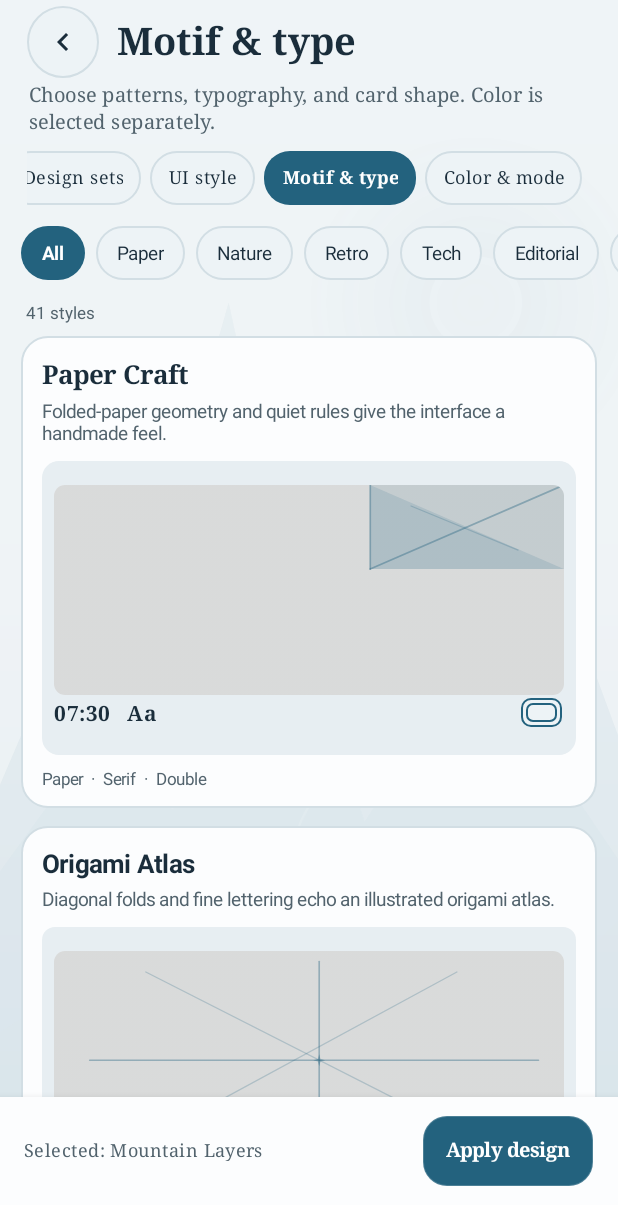
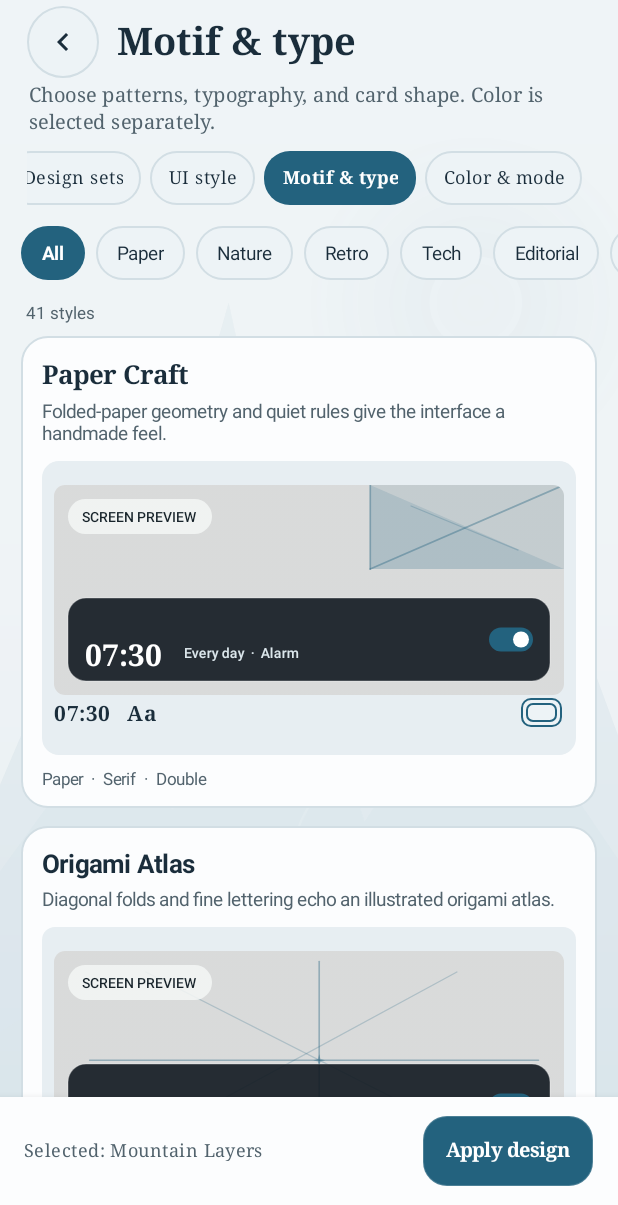
Before and after one commit to yuya02375-web/WakeGuard, an Android app: the VisualDesignPickerActivity screen opened directly, with no data from a screen before it, on a phone screen of 412 x 824 dp, the part 31-1236 px from its top. Run offline under Robolectric (Android 15) with nearby library versions, the phone set to English and light mode, and no system bars.

Commit message:
Fix blank alarm screen and refine visual previews

```diff
--- a/app/build.gradle.kts
+++ b/app/build.gradle.kts
@@ -10,8 +10,8 @@ android {
         applicationId = "jp.wakeguard.alarm"
         minSdk = 29
         targetSdk = 36
-        versionCode = 220
-        versionName = "2.17.12"
+        versionCode = 221
+        versionName = "2.17.13"
     }
 
     buildFeatures {
--- a/app/src/main/java/jp/wakeguard/alarm/ClockActivity.java
+++ b/app/src/main/java/jp/wakeguard/alarm/ClockActivity.java
@@ -1345,7 +1345,7 @@ public class ClockActivity extends Activity {
         ListView list=new ListView(this);list.setChoiceMode(ListView.CHOICE_MODE_SINGLE);list.setDivider(new android.graphics.drawable.ColorDrawable(Ui.BORDER));list.setDividerHeight(Ui.dp(this,1));
         ArrayAdapter<String> adapter=new ArrayAdapter<String>(this,android.R.layout.simple_list_item_single_choice,new ArrayList<>(folders)){
             @Override public View getView(int position,View convertView,ViewGroup parent){
-                CheckedTextView row=(CheckedTextView)super.getView(position,convertView,parent);row.setTextColor(Ui.TEXT);row.setTypeface(Ui.designTypeface(Typeface.NORMAL));row.setTextSize(16);row.setSingleLine(true);row.setEllipsize(android.text.TextUtils.TruncateAt.END);row.setMinHeight(Ui.dp(ClockActivity.this,56));row.setGravity(Gravity.CENTER_VERTICAL);row.setPadding(Ui.dp(ClockActivity.this,14),Ui.dp(ClockActivity.this,7),Ui.dp(ClockActivity.this,14),Ui.dp(ClockActivity.this,7));row.setBackground(Ui.round(Ui.SURFACE_2,12,ClockActivity.this));return row;
+                CheckedTextView row=(CheckedTextView)super.getView(position,convertView,parent);row.setTextColor(Ui.readableTextColor(Ui.TEXT,Ui.SURFACE_2));row.setTypeface(Ui.designTypeface(Typeface.NORMAL));row.setTextSize(16);row.setSingleLine(true);row.setEllipsize(android.text.TextUtils.TruncateAt.END);row.setMinHeight(Ui.dp(ClockActivity.this,56));row.setGravity(Gravity.CENTER_VERTICAL);row.setPadding(Ui.dp(ClockActivity.this,14),Ui.dp(ClockActivity.this,7),Ui.dp(ClockActivity.this,14),Ui.dp(ClockActivity.this,7));row.setBackground(Ui.roundStroke(Ui.SURFACE_2,Ui.BORDER,12,ClockActivity.this));if(Build.VERSION.SDK_INT>=21)row.setCheckMarkTintList(android.content.res.ColorStateList.valueOf(Ui.readableTextColor(Ui.ACCENT_2,Ui.SURFACE_2)));return row;
             }
         };list.setAdapter(adapter);
         FrameLayout listFrame=new FrameLayout(this);listFrame.addView(list,new FrameLayout.LayoutParams(-1,-1));TextView noFolder=Ui.text(this,I18n.tr(this,"フォルダーが見つかりません"),13,Ui.MUTED);noFolder.setGravity(Gravity.CENTER);listFrame.addView(noFolder,new FrameLayout.LayoutParams(-1,-1));list.setEmptyView(noFolder);
--- a/app/src/main/java/jp/wakeguard/alarm/PatternAtlas.java
+++ b/app/src/main/java/jp/wakeguard/alarm/PatternAtlas.java
@@ -45,10 +45,10 @@ final class PatternAtlas {
         Rect src = new Rect(Math.round(sourceLeft), Math.round(sourceTop),
                 Math.round(sourceRight), Math.round(sourceBottom));
         Paint paint = new Paint(Paint.ANTI_ALIAS_FLAG | Paint.FILTER_BITMAP_FLAG | Paint.DITHER_FLAG);
-        // Keep the main screen texture quiet, while letting the selection cards show the
-        // actual artwork at full strength. Picker previews pass an opaque source color.
+        // Keep the motif restrained on live screens, while letting selection cards show
+        // the artwork at full strength. Picker previews pass an opaque source color.
         paint.setAlpha(sourceAlpha >= 192 ? 220
-                : sourceAlpha <= 0 ? 0 : Math.max(72, Math.min(140, sourceAlpha)));
+                : sourceAlpha <= 0 ? 0 : Math.max(24, Math.min(112, sourceAlpha)));
         int save = canvas.save();
         canvas.clipRect(bounds);
         canvas.drawBitmap(bitmap, src, bounds, paint);
--- a/app/src/main/java/jp/wakeguard/alarm/Ui.java
+++ b/app/src/main/java/jp/wakeguard/alarm/Ui.java
@@ -164,6 +164,10 @@ public final class Ui {
         if (contrastRatio(preferred, background) >= minimumContrast) return preferred;
         int black = Color.BLACK, white = Color.WHITE;
         return contrastRatio(black, background) >= contrastRatio(white, background) ? black : white;
+    }
+
+    public static int readableTextColor(int preferred, int background) {
+        return readableColor(preferred, background, 4.5);
     }
 
     private static double contrastRatio(int foreground, int background) {
--- a/app/src/main/java/jp/wakeguard/alarm/VisualDesignArt.java
+++ b/app/src/main/java/jp/wakeguard/alarm/VisualDesignArt.java
@@ -12,9 +12,10 @@ final class VisualDesignArt {
     static boolean draw(Canvas canvas, String id, RectF bounds, Paint source) {
         if (canvas == null || id == null || bounds == null || bounds.isEmpty() || source == null) return false;
         if (VisualDesigns.landscapeSceneId(id) != null) return false;
-        int ink = VisualDesigns.withAlpha(source.getColor(), 0x62);
-        int mid = VisualDesigns.withAlpha(source.getColor(), 0x3C);
-        int wash = VisualDesigns.withAlpha(source.getColor(), 0x1D);
+        int sourceAlpha = (source.getColor() >>> 24) & 0xFF;
+        int ink = VisualDesigns.withAlpha(source.getColor(), sourceAlpha * 0x62 / 0xFF);
+        int mid = VisualDesigns.withAlpha(source.getColor(), sourceAlpha * 0x3C / 0xFF);
+        int wash = VisualDesigns.withAlpha(source.getColor(), sourceAlpha * 0x1D / 0xFF);
         float s = Math.max(.55f, Math.min(bounds.width(), bounds.height()) / 140f);
         float l = bounds.left, t = bounds.top, w = bounds.width(), h = bounds.height();
         Paint p = new Paint(Paint.ANTI_ALIAS_FLAG);
@@ -256,7 +257,7 @@ final class VisualDesignArt {
     }
     private static void drawBubbles(Canvas c, Paint p, float x, float y, float w, float h, float s, int a, int b, int wash) {
         float[][] q={{.68f,.24f,7},{.85f,.19f,4},{.95f,.34f,8},{.75f,.52f,4},{.88f,.68f,7},{.69f,.82f,3}};
-        for(int i=0;i<q.length;i++){float cx=x+w*q[i][0],cy=y+h*q[i][1],r=q[i][2]*s;p.setStyle(Paint.Style.FILL);p.setColor(i%2==0?wash:b);c.drawCircle(cx,cy,r,p);ring(c,p,new RectF(cx-r,cy-r,cx+r,cy+r),a,.8f*s);p.setStyle(Paint.Style.FILL);p.setColor(VisualDesigns.withAlpha(0xFFFFFFFF,0x42));c.drawCircle(cx-r*.32f,cy-r*.32f,Math.max(1,s),p);}
+        for(int i=0;i<q.length;i++){float cx=x+w*q[i][0],cy=y+h*q[i][1],r=q[i][2]*s;p.setStyle(Paint.Style.FILL);p.setColor(i%2==0?wash:b);c.drawCircle(cx,cy,r,p);ring(c,p,new RectF(cx-r,cy-r,cx+r,cy+r),a,.8f*s);p.setStyle(Paint.Style.FILL);p.setColor(VisualDesigns.withAlpha(0xFFFFFFFF,((a>>>24)&0xFF)*0x42/0x62));c.drawCircle(cx-r*.32f,cy-r*.32f,Math.max(1,s),p);}
     }
     private static void drawTiles(Canvas c, Paint p, float x, float y, float w, float h, float s, int a, int b, int wash) {
         for(int row=0;row<3;row++)for(int col=0;col<3;col++){float cx=x+w*(.68f+col*.10f),cy=y+h*(.27f+row*.23f),r=4.3f*s;int k=(row+col)%3;if(k==0)polygon(c,p,new float[]{cx,cy-r,cx+r,cy,cx,cy+r,cx-r,cy},wash);else if(k==1){p.setStyle(Paint.Style.FILL);p.setColor(b);c.drawCircle(cx,cy,r*.62f,p);}else fill(c,p,new RectF(cx-r,cy-r,cx+r,cy+r),a);}
--- a/app/src/main/java/jp/wakeguard/alarm/VisualDesignPickerActivity.java
+++ b/app/src/main/java/jp/wakeguard/alarm/VisualDesignPickerActivity.java
@@ -345,7 +345,54 @@ public class VisualDesignPickerActivity extends Activity {
                             getResources().getDisplayMetrics().density);
                 }
             }
+            drawAlarmPreview(canvas, bounds);
             canvas.restoreToCount(save);
+        }
+
+        private void drawAlarmPreview(Canvas canvas, RectF bounds) {
+            float density = getResources().getDisplayMetrics().density;
+            float inset = dp(9);
+            float panelHeight = dp(55);
+            RectF panel = new RectF(bounds.left + inset, bounds.bottom - inset - panelHeight,
+                    bounds.right - inset, bounds.bottom - inset);
+            Paint overlay = new Paint(Paint.ANTI_ALIAS_FLAG);
+            overlay.setColor(0xE6121A22);
+            canvas.drawRoundRect(panel, dp(12), dp(12), overlay);
+            overlay.setStyle(Paint.Style.STROKE);
+            overlay.setStrokeWidth(Math.max(1f, density * .7f));
+            overlay.setColor(0x55FFFFFF);
+            canvas.drawRoundRect(panel, dp(12), dp(12), overlay);
+
+            Paint text = new Paint(Paint.ANTI_ALIAS_FLAG | Paint.SUBPIXEL_TEXT_FLAG);
+            text.setColor(Color.WHITE);
+            text.setTypeface(VisualDesigns.typeface(VisualDesignPickerActivity.this, design, true));
+            text.setTextSize(dp(20));
+            canvas.drawText("07:30", panel.left + dp(11), panel.bottom - dp(10), text);
+            text.setTypeface(Typeface.create("sans-serif-medium", Typeface.NORMAL));
+            text.setTextSize(dp(9));
+            text.setColor(0xFFDCE7EC);
+            canvas.drawText(local("毎日  ·  アラーム", "Every day  ·  Alarm", "매일  ·  알람"),
+                    panel.left + dp(77), panel.bottom - dp(15), text);
+
+            float trackRight = panel.right - dp(11);
+            float trackCenterY = panel.centerY();
+            RectF track = new RectF(trackRight - dp(29), trackCenterY - dp(8),
+                    trackRight, trackCenterY + dp(8));
+            overlay.setStyle(Paint.Style.FILL);
+            overlay.setColor(Ui.ACCENT_2);
+            canvas.drawRoundRect(track, dp(8), dp(8), overlay);
+            overlay.setColor(Color.WHITE);
+            canvas.drawCircle(track.right - dp(8), trackCenterY, dp(5.5f), overlay);
+
+            RectF tag = new RectF(bounds.left + inset, bounds.top + inset,
+                    bounds.left + inset + dp(96), bounds.top + inset + dp(23));
+            overlay.setColor(0xD9F5F7F6);
+            canvas.drawRoundRect(tag, dp(12), dp(12), overlay);
+            text.setColor(0xFF17232A);
+            text.setTextSize(dp(9));
+            text.setTypeface(Typeface.create("sans-serif-medium", Typeface.NORMAL));
+            canvas.drawText(local("画面プレビュー", "SCREEN PREVIEW", "화면 미리보기"),
+                    tag.left + dp(9), tag.centerY() + dp(3), text);
         }
     }
 
```
Also changed, not shown: app/src/main/java/jp/wakeguard/alarm/MainActivity.java (+14 -4 lines), 1 other file.
